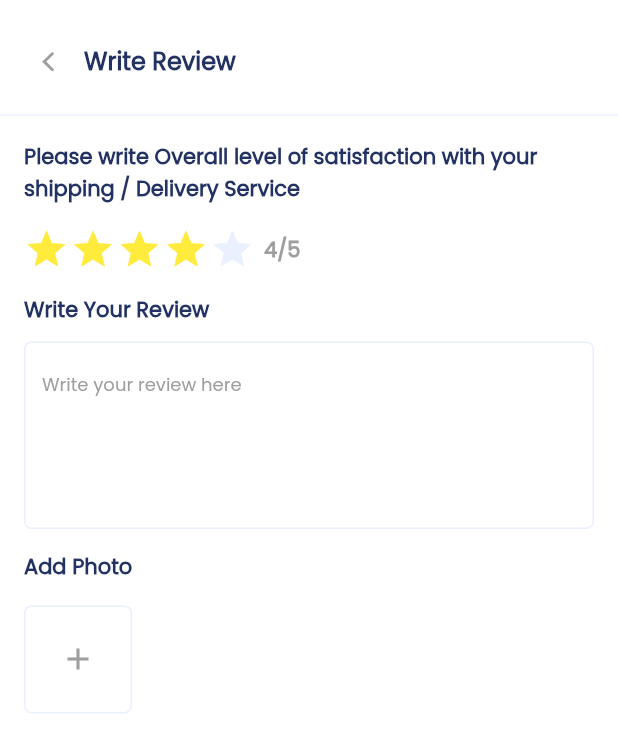
After one commit to ramanassif/E-Commerce_App, a Flutter app: the ReviewScreen screen opened by its route, scrolled down 332 dp, after a tap on "Write Review", on a phone screen of 412 x 824 dp. The commit adds this screen. Shown: the top 752 px of the screen. Run offline on Flutter 3.47's test engine with Material 2 defaults, Android fonts, the phone set to English and light mode, and no system bars; our stand-ins replace flutter_svg, loading_animation_widget; missing offline and left inert: desktop_window.

Commit message:
Design WriteReviewScreen Complete

```diff
--- a/lib/core/routing_services/routing_services.dart
+++ b/lib/core/routing_services/routing_services.dart
@@ -1,11 +1,12 @@
 import 'package:ecommerce_app/features/favorite_screen/favorite_screen.dart';
-import 'package:ecommerce_app/features/home_screen/screens/home_screen.dart';
+import 'package:ecommerce_app/features/home_screen/home_screen.dart';
 import 'package:ecommerce_app/features/product_details_screen/product_details_screen.dart';
 import 'package:ecommerce_app/features/review_screen/review_screen.dart';
 import 'package:ecommerce_app/features/super_flash_sae_screen/super_flash_sale_screen.dart';
 import 'package:ecommerce_app/features/login_screen/login_screen.dart';
 import 'package:ecommerce_app/features/register_screen/register_screen.dart';
 import 'package:ecommerce_app/features/splash_screen/splash_screen.dart';
+import 'package:ecommerce_app/features/write_review_screen/write_review_screen.dart';
 import 'package:flutter/material.dart';
 
 class AppRoute {
@@ -27,6 +28,8 @@ class AppRoute {
         return MaterialPageRoute(builder: (_) => const ProductDetailsScreen());
       case 'reviewsScreen':
         return MaterialPageRoute(builder: (_) => const ReviewScreen());
+      case 'writeReview':
+        return MaterialPageRoute(builder: (_) => const WriteReview());
     }
     return null;
   }
--- a/lib/features/favorite_screen/widgets/favorite_product_item.dart
+++ b/lib/features/favorite_screen/widgets/favorite_product_item.dart
@@ -63,11 +63,11 @@ class FavoriteProductItem extends StatelessWidget {
             ),
             Row(
               children: const [
-                ReviewStar(color: Colors.yellow),
-                ReviewStar(color: Colors.yellow),
-                ReviewStar(color: Colors.yellow),
-                ReviewStar(color: Colors.yellow),
-                ReviewStar(color: kLightColor),
+                ReviewStar(color: Colors.yellow,size: 16,),
+                ReviewStar(color: Colors.yellow,size: 16,),
+                ReviewStar(color: Colors.yellow,size: 16,),
+                ReviewStar(color: Colors.yellow,size: 16,),
+                ReviewStar(color: kLightColor,size: 16,),
               ],
             ),
             const SizedBox(
--- a/lib/features/helper_widgets/person_review.dart
+++ b/lib/features/helper_widgets/person_review.dart
@@ -44,11 +44,11 @@ class PersonReview extends StatelessWidget {
                 ),
                 Row(
                   children: const [
-                    ReviewStar(color: Colors.yellow),
-                    ReviewStar(color: Colors.yellow),
-                    ReviewStar(color: Colors.yellow),
-                    ReviewStar(color: Colors.yellow),
-                    ReviewStar(color: kLightColor),
+                    ReviewStar(color: Colors.yellow,size: 16,),
+                    ReviewStar(color: Colors.yellow,size: 16,),
+                    ReviewStar(color: Colors.yellow,size: 16,),
+                    ReviewStar(color: Colors.yellow,size: 16,),
+                    ReviewStar(color: kLightColor,size: 16,),
                   ],
                 )
               ],
--- a/lib/features/helper_widgets/review_star.dart
+++ b/lib/features/helper_widgets/review_star.dart
@@ -2,9 +2,11 @@ import 'package:flutter/material.dart';
 
 class ReviewStar extends StatelessWidget {
   final Color color;
+  final double size;
   const ReviewStar({
     super.key,
     required this.color,
+    required this.size,
   });
 
   @override
@@ -16,7 +18,7 @@ class ReviewStar extends StatelessWidget {
       child: Icon(
         Icons.star,
         color: color,
-        size: 16,
+        size: size,
       ),
     );
   }
--- a/lib/features/home_screen/widgets/home_screen_widgets/recommended_product_grid_view/recommended_product_item.dart
+++ b/lib/features/home_screen/widgets/home_screen_widgets/recommended_product_grid_view/recommended_product_item.dart
@@ -68,11 +68,11 @@ class RecommendedProductItem extends StatelessWidget {
               ),
               Row(
                 children: const [
-                  ReviewStar(color: Colors.yellow),
-                  ReviewStar(color: Colors.yellow),
-                  ReviewStar(color: Colors.yellow),
-                  ReviewStar(color: Colors.yellow),
-                  ReviewStar(color: kLightColor),
+                  ReviewStar(color: Colors.yellow,size: 16,),
+                  ReviewStar(color: Colors.yellow,size: 16,),
+                  ReviewStar(color: Colors.yellow,size: 16,),
+                  ReviewStar(color: Colors.yellow,size: 16,),
+                  ReviewStar(color: kLightColor,size: 16,),
                 ],
               ),
               const SizedBox(
--- a/lib/features/login_screen/login_screen.dart
+++ b/lib/features/login_screen/login_screen.dart
@@ -3,7 +3,7 @@ import 'package:ecommerce_app/core/basics_widgets/app_logo.dart';
 import 'package:ecommerce_app/core/basics_widgets/custom_button.dart';
 import 'package:ecommerce_app/core/basics_widgets/home_Indicator.dart';
 import 'package:ecommerce_app/core/basics_widgets/form_error.dart';
-import 'package:ecommerce_app/features/home_screen/screens/home_screen.dart';
+import 'package:ecommerce_app/features/home_screen/home_screen.dart';
 import 'package:ecommerce_app/features/login_screen/widgets/login_way.dart';
 import 'package:ecommerce_app/features/register_screen/register_screen.dart';
 import 'package:flutter/material.dart';
@@ -25,10 +25,7 @@ class _LoginScreenState extends State<LoginScreen> {
   Widget build(BuildContext context) {
     return SafeArea(
       child: Scaffold(
-        body: Padding(
-          padding: EdgeInsets.only(
-              bottom: MediaQuery.of(context).viewInsets.bottom),
-          child: Container(
+        body: Container(
           color: kWhiteColor,
           width: MediaQuery.of(context).size.width,
           height: MediaQuery.of(context).size.height,
@@ -222,7 +219,6 @@ class _LoginScreenState extends State<LoginScreen> {
           ),
         ),
       ),
-      ),
     );
   }
 
--- a/lib/features/product_details_screen/product_details_screen.dart
+++ b/lib/features/product_details_screen/product_details_screen.dart
@@ -88,11 +88,11 @@ class _ProductDetailsScreenState extends State<ProductDetailsScreen> {
                 padding: const EdgeInsets.symmetric(horizontal: 16.0),
                 child: Row(
                   children: const [
-                    ReviewStar(color: Colors.yellow),
-                    ReviewStar(color: Colors.yellow),
-                    ReviewStar(color: Colors.yellow),
-                    ReviewStar(color: Colors.yellow),
-                    ReviewStar(color: kLightColor),
+                    ReviewStar(color: Colors.yellow,size: 16,),
+                    ReviewStar(color: Colors.yellow,size: 16,),
+                    ReviewStar(color: Colors.yellow,size: 16,),
+                    ReviewStar(color: Colors.yellow,size: 16,),
+                    ReviewStar(color: kLightColor,size: 16,),
                   ],
                 ),
               ),
@@ -297,11 +297,11 @@ class _ProductDetailsScreenState extends State<ProductDetailsScreen> {
                   height: 20,
                   child: Row(
                     children: const [
-                      ReviewStar(color: Colors.yellow),
-                      ReviewStar(color: Colors.yellow),
-                      ReviewStar(color: Colors.yellow),
-                      ReviewStar(color: Colors.yellow),
-                      ReviewStar(color: kLightColor),
+                      ReviewStar(color: Colors.yellow,size: 16,),
+                      ReviewStar(color: Colors.yellow,size: 16,),
+                      ReviewStar(color: Colors.yellow,size: 16,),
+                      ReviewStar(color: Colors.yellow,size: 16,),
+                      ReviewStar(color: kLightColor,size: 16,),
                       SizedBox(
                         width: 5,
                       ),
--- a/lib/features/register_screen/register_screen.dart
+++ b/lib/features/register_screen/register_screen.dart
@@ -1,7 +1,7 @@
 import 'package:ecommerce_app/constants.dart';
 import 'package:ecommerce_app/core/basics_widgets/app_logo.dart';
 import 'package:ecommerce_app/core/basics_widgets/custom_button.dart';
-import 'package:ecommerce_app/features/home_screen/screens/home_screen.dart';
+import 'package:ecommerce_app/features/home_screen/home_screen.dart';
 import 'package:ecommerce_app/features/login_screen/login_screen.dart';
 import 'package:ecommerce_app/core/basics_widgets/form_error.dart';
 import 'package:flutter/material.dart';
--- a/lib/features/review_screen/review_screen.dart
+++ b/lib/features/review_screen/review_screen.dart
@@ -260,12 +260,19 @@ class _ReviewScreenState extends State<ReviewScreen> {
               const SizedBox(
                 height: 20,
               ),
-              const Padding(
-                padding: EdgeInsets.symmetric(
+              Padding(
+                padding: const EdgeInsets.symmetric(
                   horizontal: 16.0,
                 ),
-                child: CustomButton(
-                  title: 'Write Review',
+                child: GestureDetector(
+                  onTap: (){
+                    Navigator.pushNamed(
+                        context,
+                        'writeReview');
+                  },
+                  child: const CustomButton(
+                    title: 'Write Review',
+                  ),
                 ),
               ),
               const SizedBox(
--- a/lib/features/review_screen/widgets/review_item.dart
+++ b/lib/features/review_screen/widgets/review_item.dart
@@ -43,7 +43,7 @@ class ReviewItem extends StatelessWidget {
               : Row(
                   mainAxisAlignment: MainAxisAlignment.center,
                   children: [
-                    const ReviewStar(color: Colors.yellow),
+                    const ReviewStar(color: Colors.yellow,size: 16,),
                     const SizedBox(
                       width: 10,
                     ),
--- /dev/null
+++ b/lib/features/write_review_screen/widgets/write_review_header.dart
@@ -0,0 +1,36 @@
+import 'package:ecommerce_app/constants.dart';
+import 'package:flutter/cupertino.dart';
+import 'package:flutter/material.dart';
+
+class ReviewScreenHeader extends StatelessWidget {
+  const ReviewScreenHeader({Key? key}) : super(key: key);
+
+  @override
+  Widget build(BuildContext context) {
+    return Padding(
+      padding: const EdgeInsets.only(left: 8.0,right: 8.0,),
+      child: Row(
+        children: [
+          IconButton(
+            onPressed: () {
+              Navigator.pop(context);
+            },
+            icon: const Icon(
+              CupertinoIcons.back,
+              color: Colors.grey,
+              size: 20,
+            ),
+          ),
+          const Text(
+            'Write Review',
+            style: TextStyle(
+                fontSize: 16,
+                fontWeight: FontWeight.w700,
+                color: kSecondaryColor),
+          ),
+          const Spacer(),
+        ],
+      ),
+    );
+  }
+}
--- /dev/null
+++ b/lib/features/write_review_screen/write_review_screen.dart
@@ -0,0 +1,179 @@
+import 'package:ecommerce_app/constants.dart';
+import 'package:ecommerce_app/features/helper_widgets/review_star.dart';
+import 'package:ecommerce_app/features/write_review_screen/widgets/write_review_header.dart';
+import 'package:flutter/material.dart';
+
+class WriteReview extends StatefulWidget {
+  const WriteReview({Key? key}) : super(key: key);
+
+  @override
+  State<WriteReview> createState() => _WriteReviewState();
+}
+
+class _WriteReviewState extends State<WriteReview> {
+  @override
+  Widget build(BuildContext context) {
+    return SafeArea(
+        child: Scaffold(
+      body: Container(
+        width: MediaQuery.of(context).size.width,
+        height: MediaQuery.of(context).size.height,
+        color: kWhiteColor,
+        child: Column(
+          crossAxisAlignment: CrossAxisAlignment.start,
+          children: [
+            SizedBox(
+              height: MediaQuery.of(context).size.height * 0.02,
+            ),
+            const ReviewScreenHeader(),
+            SizedBox(
+              height: MediaQuery.of(context).size.height * 0.005,
+            ),
+            const Divider(
+              thickness: 1,
+              color: Color(0xffEBF0FF),
+            ),
+            const SizedBox(
+              height: 10,
+            ),
+            const Padding(
+              padding: EdgeInsets.symmetric(horizontal: 16.0),
+              child: Text(
+                'Please write Overall level of satisfaction with your shipping / Delivery Service',
+                style: TextStyle(
+                  color: kSecondaryColor,
+                  fontWeight: FontWeight.w700,
+                  fontSize: 14,
+                ),
+              ),
+            ),
+            const SizedBox(
+              height: 15,
+            ),
+            Padding(
+              padding: const EdgeInsets.symmetric(horizontal: 16.0),
+              child: Row(
+                children: const [
+                  ReviewStar(color: Colors.yellow, size: 30),
+                  ReviewStar(color: Colors.yellow, size: 30),
+                  ReviewStar(color: Colors.yellow, size: 30),
+                  ReviewStar(color: Colors.yellow, size: 30),
+                  ReviewStar(color: kLightColor, size: 30),
+                  SizedBox(
+                    width: 5,
+                  ),
+                  Text(
+                    '4/5',
+                    style: TextStyle(
+                      color: Colors.grey,
+                      fontSize: 14,
+                      fontWeight: FontWeight.w700,
+                    ),
+                  ),
+                ],
+              ),
+            ),
+            const SizedBox(
+              height: 15,
+            ),
+            const Padding(
+              padding: EdgeInsets.symmetric(horizontal: 16.0),
+              child: Text(
+                'Write Your Review',
+                textAlign: TextAlign.start,
+                style: TextStyle(
+                  color: kSecondaryColor,
+                  fontWeight: FontWeight.w700,
+                  fontSize: 14,
+                ),
+              ),
+            ),
+            const SizedBox(
+              height: 10,
+            ),
+            Padding(
+              padding: const EdgeInsets.symmetric(horizontal: 16.0),
+              child: TextField(
+                maxLines: 5,
+                decoration: InputDecoration(
+                  border: OutlineInputBorder(
+                      borderRadius: BorderRadius.circular(5),
+                      borderSide: const BorderSide(
+                        color: kLightColor,
+                      )),
+                  hintText: 'Write your review here',
+                  hintStyle: const TextStyle(
+                    color: Colors.grey,
+                    fontSize: 12,
+                    fontWeight: FontWeight.w400,
+                  ),
+                  enabledBorder: OutlineInputBorder(
+                    borderRadius: BorderRadius.circular(5.0),
+                    borderSide: const BorderSide(
+                      color: Color(0xffEBF0FF),
+                    ),
+                  ),
+                  focusedBorder: OutlineInputBorder(
+                    borderRadius: BorderRadius.circular(5.0),
+                    borderSide: const BorderSide(
+                      color: kPrimaryColor,
+                    ),
+                  ),
+                ),
+                style: const TextStyle(
+                  color: Colors.grey,
+                  fontSize: 12,
+                  fontWeight: FontWeight.w700,
+                ),
+              ),
+            ),
+            const SizedBox(
+              height: 15,
+            ),
+            const Padding(
+              padding: EdgeInsets.symmetric(horizontal: 16.0),
+              child: Text(
+                'Add Photo',
+                textAlign: TextAlign.start,
+                style: TextStyle(
+                  color: kSecondaryColor,
+                  fontWeight: FontWeight.w700,
+                  fontSize: 14,
+                ),
+              ),
+            ),
+            const SizedBox(
+              height: 15,
+            ),
+            Padding(
+              padding: const EdgeInsets.symmetric(
+                horizontal: 16.0,
+              ),
+              child: Row(
+                mainAxisAlignment: MainAxisAlignment.spaceBetween,
+                children: [
+                  GestureDetector(
+                    onTap: (){},
+                    child: Container(
+                      width: 72,
+                      height: 72,
+                      decoration: BoxDecoration(
+                        border: Border.all(color: kLightColor),
+                        borderRadius: BorderRadius.circular(5),
+                      ),
+                      child: const Icon(
+                        Icons.add,
+                        size: 24,
+                        color: Colors.grey,
+                      ),
+                    ),
+                  )
+                ],
+              ),
+            ),
+          ],
+        ),
+      ),
+    ));
+  }
+}
```
Also changed, not shown: lib/features/home_screen/home_screen.dart (renamed from lib/features/home_screen/screens/home_screen.dart). Lines whose indentation alone changed are shown as unchanged.
